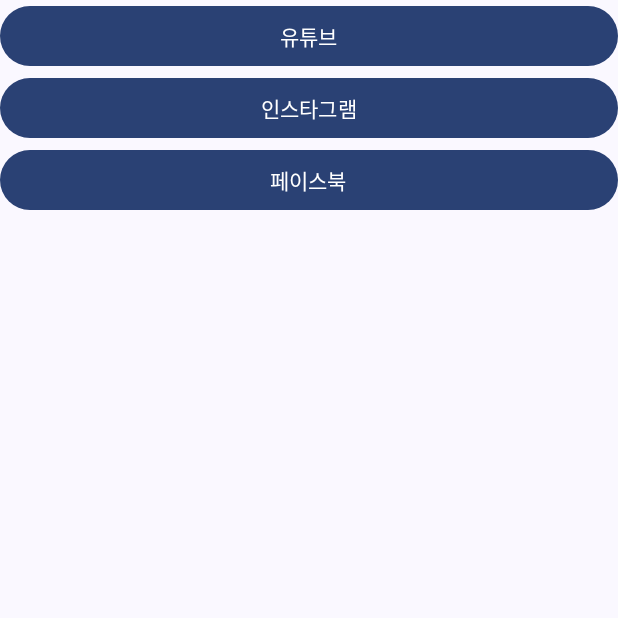
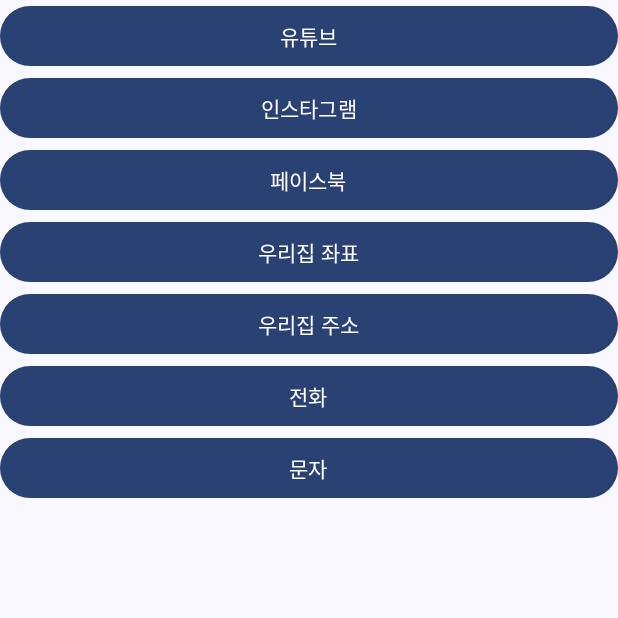
Before and after one commit to choongmoo/S25W05Intent, an Android app built with Jetpack Compose: the screen it shows after launch (MainActivity), on a phone screen of 412 x 824 dp, the top half of it. Run offline under Robolectric (Android 15) with nearby library versions, the phone set to English and light mode, and no system bars.

```diff
--- a/app/src/main/java/kr/ac/kumoh/s20171268/s25w05intent/MainActivity.kt
+++ b/app/src/main/java/kr/ac/kumoh/s20171268/s25w05intent/MainActivity.kt
@@ -32,31 +32,25 @@ class MainActivity : ComponentActivity() {
 
 @Composable
 fun MainScreen() {
+    val intentItems: List<Pair<String, String>> = listOf(
+        "유튜브" to "https://www.youtube.com/results?search_query=android+developers",
+        "인스타그램" to "https://www.instagram.com/blackpinkofficial/",
+        "페이스북" to "https://www.facebook.com/bangtan.official",
+        "우리집 좌표" to "geo:36.145014,128.393047?z=17",
+        "우리집 주소" to "geo:0,0?q=국립금오공과대학교",
+        "전화" to "tel:054-478-7114",
+        "문자" to "sms:054-478-7114"
+    )
+
     Scaffold(modifier = Modifier.fillMaxSize()) { innerPadding ->
         Column(
             modifier = Modifier
                 .fillMaxSize()
                 .padding(innerPadding)
         ) {
-//            IntentYouTube()
-//            IntentHomepage()
-
-            IntentButton(
-                text = "유튜브",
-                link = "https://www.youtube.com/results?search_query=android+developers"
-            )
-
-            IntentButton(
-                text = "인스타그램",
-                link = "https://www.instagram.com/blackpinkofficial/"
-            )
-
-            IntentButton(
-                text = "페이스북",
-                link = "https://www.facebook.com/bangtan.official"
-            )
-
-
+            intentItems.forEach { item ->
+                IntentButton(item = item)
+            }
         }
     }
 }
@@ -64,10 +58,10 @@ fun MainScreen() {
 @Composable
 fun IntentButton(
     modifier: Modifier = Modifier,
-    text: String,
-    link: String,
+    item: Pair<String, String>,
 ) {
     val context = LocalContext.current
+    val (text, link) = item
 
     Button(
         modifier = modifier
```
